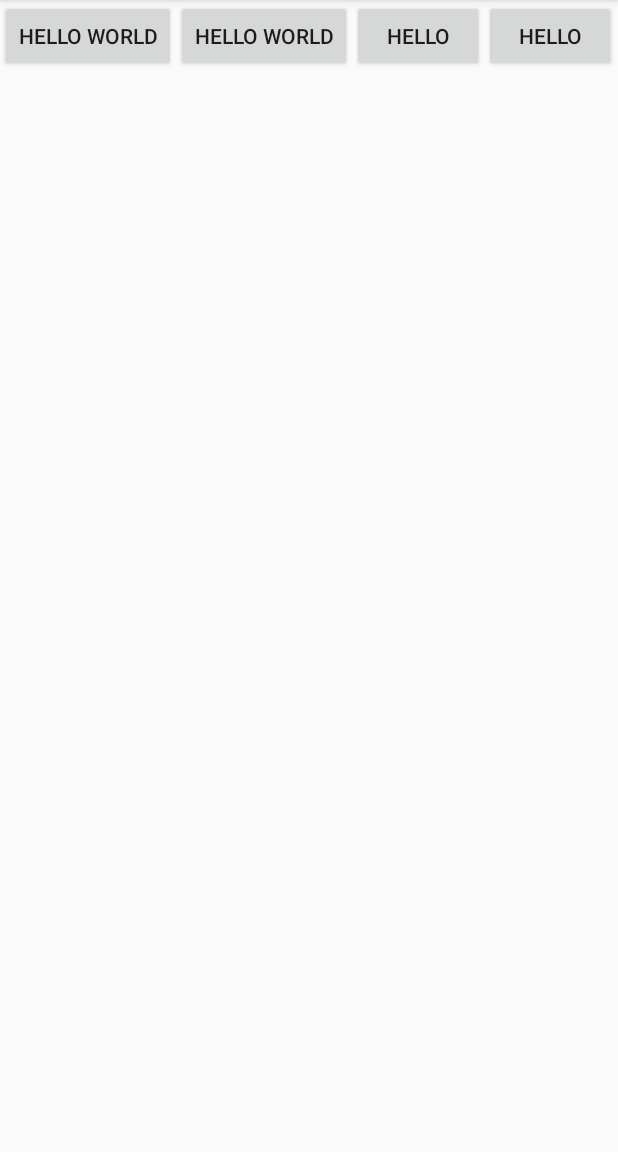
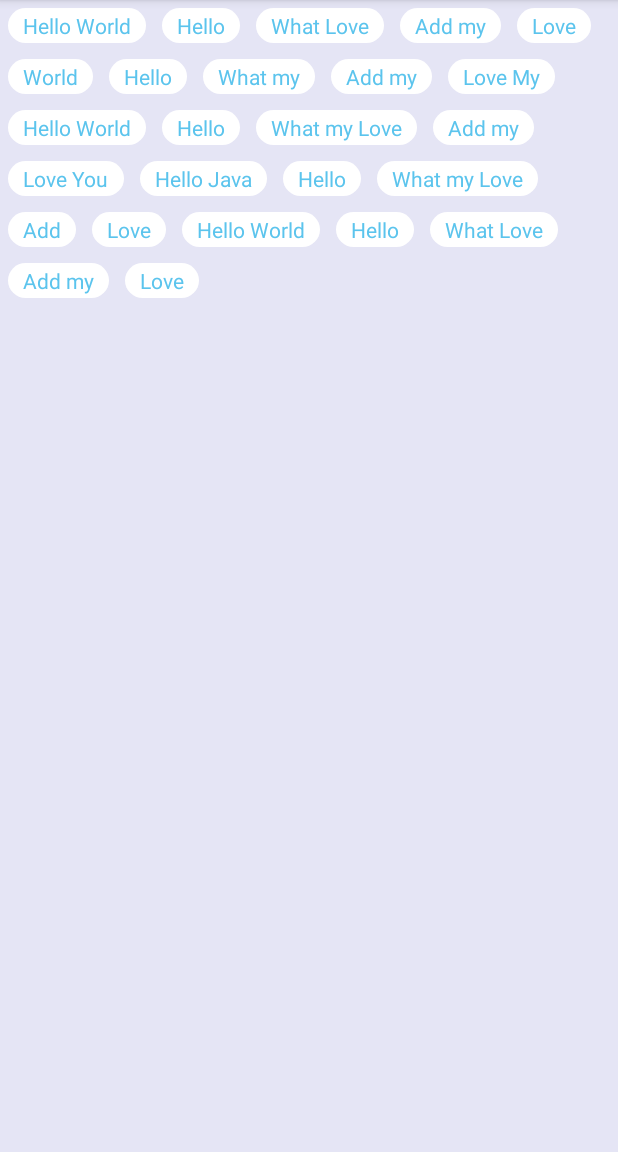
Before and after one commit to t154191277/Android-FlowLayout, an Android app: the screen it shows after launch (MainActivity), on a phone screen of 412 x 824 dp, the part 84-1236 px from its top. Run offline under Robolectric (Android 15) with nearby library versions, the phone set to English and light mode, and no system bars.

```diff
--- a/app/build.gradle
+++ b/app/build.gradle
@@ -20,5 +20,6 @@ android {
 }
 
 dependencies {
-    compile fileTree(dir: 'libs', include: ['*.jar'])
+    compile fileTree(include: ['*.jar'], dir: 'libs')
+    compile 'com.android.support:appcompat-v7:22.2.0'
 }
--- a/app/src/main/java/wmlove/flowlayout/FlowLayout.java
+++ b/app/src/main/java/wmlove/flowlayout/FlowLayout.java
@@ -30,8 +30,8 @@ public class FlowLayout extends ViewGroup{
     protected void onMeasure(int widthMeasureSpec, int heightMeasureSpec) {
         int sizeWidth = MeasureSpec.getSize(widthMeasureSpec);
         int modeWidth = MeasureSpec.getMode(widthMeasureSpec);
-        int sizeHeight = MeasureSpec.getSize(widthMeasureSpec);
-        int modeHeight = MeasureSpec.getMode(widthMeasureSpec);
+        int sizeHeight = MeasureSpec.getSize(heightMeasureSpec);
+        int modeHeight = MeasureSpec.getMode(heightMeasureSpec);
 
 
         int width = 0;
@@ -47,8 +47,8 @@ public class FlowLayout extends ViewGroup{
             measureChild(child,widthMeasureSpec,heightMeasureSpec);
             MarginLayoutParams lp = (MarginLayoutParams) child.getLayoutParams();
 
-            int childWidth = child.getWidth()+lp.leftMargin+lp.rightMargin;
-            int childHeight = child.getHeight()+lp.topMargin+lp.bottomMargin;
+            int childWidth = child.getMeasuredWidth()+lp.leftMargin+lp.rightMargin;
+            int childHeight = child.getMeasuredHeight()+lp.topMargin+lp.bottomMargin;
 
             if(lineWidth + childWidth > sizeWidth){
                 width = Math.max(width,lineWidth);
@@ -60,7 +60,7 @@ public class FlowLayout extends ViewGroup{
                 lineHeight = Math.max(lineHeight,childHeight);
             }
 
-            if(i == cCount-1 ){
+            if(i == cCount - 1){
                 width = Math.max(width,lineWidth);
                 height += lineHeight;
             }
@@ -69,8 +69,8 @@ public class FlowLayout extends ViewGroup{
         Log.i("TAG","sizeWidth="+sizeWidth);
         Log.i("TAG","sizeHeight="+sizeHeight);
 
-        setMeasuredDimension((modeWidth == MeasureSpec.EXACTLY) ? sizeWidth : width + getMeasuredWidth()
-                , (modeHeight == MeasureSpec.EXACTLY) ? sizeHeight : height + getMeasuredHeight());
+        setMeasuredDimension(modeWidth == MeasureSpec.EXACTLY ? sizeWidth : width + getPaddingLeft() +getPaddingRight()
+                , modeHeight == MeasureSpec.EXACTLY ? sizeHeight : height +  getPaddingLeft() +getPaddingRight());
     }
 
     private List<List<View>> mAllViews = new ArrayList<List<View>>();
@@ -116,11 +116,12 @@ public class FlowLayout extends ViewGroup{
             lineViews.add(child);
         }
 
+        mLineHeight.add(lineHeight);
         mAllViews.add(lineViews);
-        mLineHeight.add(lineHeight);
 
-        int left = 0;
-        int top = 0;
+
+        int left = getPaddingLeft();
+        int top = getPaddingTop();
 
         int lineNum = mAllViews.size();
 
--- a/app/src/main/java/wmlove/flowlayout/MainActivity.java
+++ b/app/src/main/java/wmlove/flowlayout/MainActivity.java
@@ -2,16 +2,49 @@ package wmlove.flowlayout;
 
 import android.app.Activity;
 import android.os.Bundle;
+import android.support.v7.app.AppCompatActivity;
+import android.view.LayoutInflater;
 import android.view.Menu;
 import android.view.MenuItem;
+import android.view.View;
+import android.view.ViewGroup;
+import android.widget.Button;
+import android.widget.TextView;
 
 
 public class MainActivity extends Activity {
-
+    private FlowLayout mFlowLayout;
+    private String [] datas = {"Hello World","Hello","What Love","Add my","Love",
+            "World","Hello","What my","Add my","Love My",
+            "Hello World","Hello","What my Love","Add my","Love You",
+            "Hello Java","Hello","What my Love","Add","Love",
+            "Hello World","Hello","What Love","Add my","Love"};
     @Override
     protected void onCreate(Bundle savedInstanceState) {
         super.onCreate(savedInstanceState);
         setContentView(R.layout.activity_main);
+
+        initView();
+    }
+
+    private void initView() {
+        mFlowLayout = (FlowLayout) findViewById(R.id.flowlayout);
+        LayoutInflater inflater = LayoutInflater.from(getApplicationContext());
+        for(int i=0;i<datas.length;i++){
+//            Button mButton = new Button(MainActivity.this);
+//            mButton.setPadding(20,5,20,5);
+//            mButton.setBackgroundResource(R.drawable.rd_btn);
+//            mButton.setText(datas[i]);
+//
+//            ViewGroup.MarginLayoutParams lp = new ViewGroup.MarginLayoutParams(ViewGroup.LayoutParams.WRAP_CONTENT
+//                    , ViewGroup.LayoutParams.WRAP_CONTENT);
+//
+//            mFlowLayout.addView(mButton,lp);
+            TextView tv = (TextView) inflater.inflate(R.layout.flag,mFlowLayout,false);
+            tv.setText(datas[i]);
+            mFlowLayout.addView(tv);
+        }
+
     }
 
 
--- /dev/null
+++ b/app/src/main/res/drawable/rd_btn.xml
@@ -0,0 +1,15 @@
+<?xml version="1.0" encoding="utf-8"?>
+<shape xmlns:android="http://schemas.android.com/apk/res/android"
+    >
+
+    <corners
+        android:radius="30dp" />
+    <padding
+        android:bottom="2dp"
+        android:left="10dp"
+        android:right="10dp"
+        android:top="2dp"/>
+    <stroke />
+    <solid
+        android:color="#ffffff"/>
+</shape>
--- a/app/src/main/res/layout/activity_main.xml
+++ b/app/src/main/res/layout/activity_main.xml
@@ -4,29 +4,10 @@
      tools:context=".MainActivity">
 
     <wmlove.flowlayout.FlowLayout
+        android:id="@+id/flowlayout"
+        android:background="#E5E5F5"
         android:layout_width="fill_parent"
         android:layout_height="fill_parent">
-
-        <Button
-            android:text="Hello world"
-            android:layout_width="wrap_content"
-            android:layout_height="wrap_content" />
-
-        <Button
-            android:text="Hello world"
-            android:layout_width="wrap_content"
-            android:layout_height="wrap_content" />
-
-        <Button
-            android:text="Hello"
-            android:layout_width="wrap_content"
-            android:layout_height="wrap_content" />
-
-        <Button
-            android:text="Hello"
-            android:layout_width="wrap_content"
-            android:layout_height="wrap_content" />
-
     </wmlove.flowlayout.FlowLayout>
 
 </RelativeLayout>
--- /dev/null
+++ b/app/src/main/res/layout/flag.xml
@@ -0,0 +1,8 @@
+<?xml version="1.0" encoding="utf-8"?>
+<TextView xmlns:android="http://schemas.android.com/apk/res/android"
+    android:layout_width="wrap_content" android:layout_height="wrap_content"
+    android:textColor="#5BC4ED"
+    android:background="@drawable/rd_btn"
+    android:layout_margin="5dp">
+
+</TextView>
```
Also changed, not shown: 1 other file.
